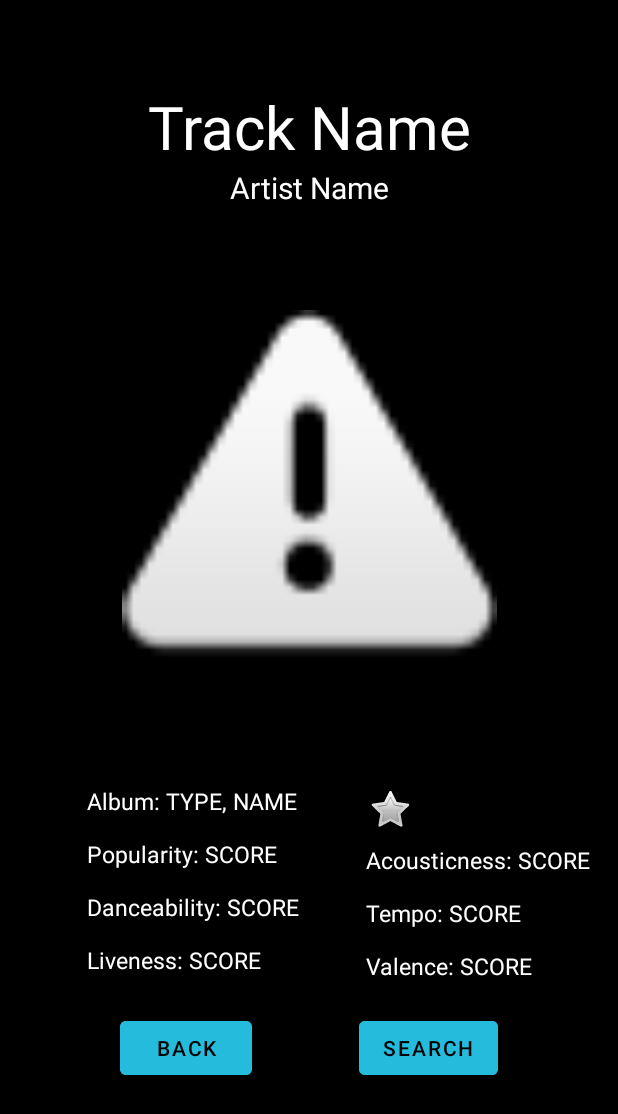
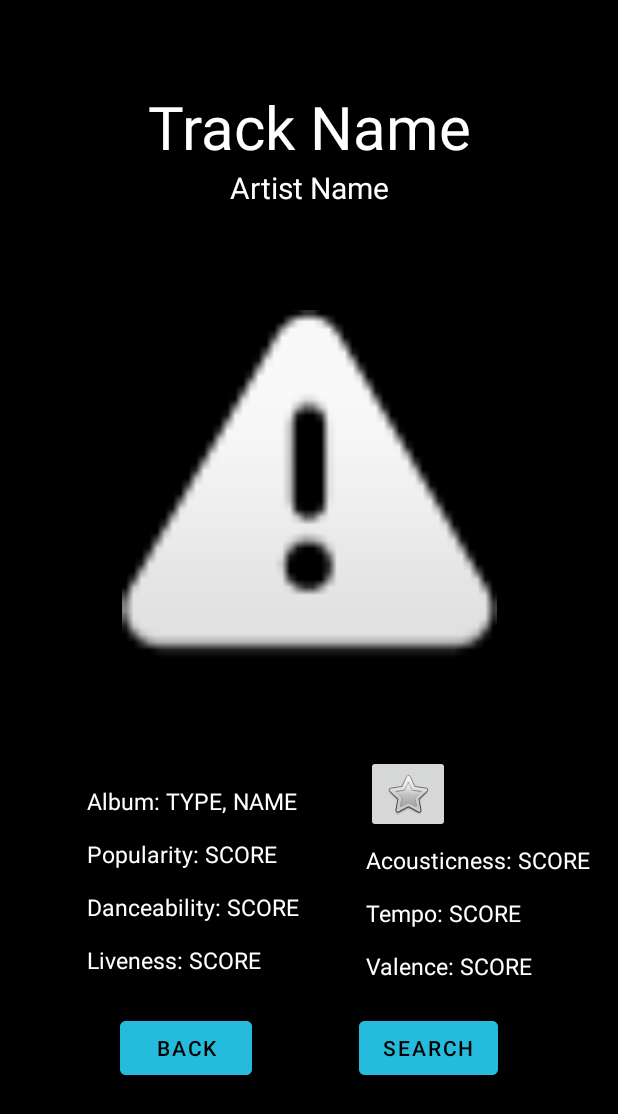
Before and after one commit to ahyeung/Inventum, an Android app: the layout activity_track_info.xml on its own in the app's theme, with its tools: preview values and no code run, on a phone screen of 412 x 824 dp. Shown: the top 1114 px of the screen. Run offline under Robolectric (Android 15) with nearby library versions, the phone set to English and light mode, and no system bars; network calls fail.

Commit message:
Added first implementation of like button functionality

```diff
--- a/app/src/main/java/com/example/inventum/invTrack.java
+++ b/app/src/main/java/com/example/inventum/invTrack.java
@@ -55,6 +55,7 @@ public class invTrack implements Serializable {
         this.loudness = loudness;
         this.instrumentalness = instrumentalness;
         this.duration_ms = duration_ms;
+        this.liked = false;
 
         BuildStrings();
 
--- a/app/src/main/res/layout/activity_track_info.xml
+++ b/app/src/main/res/layout/activity_track_info.xml
@@ -149,13 +149,15 @@
         app:layout_constraintEnd_toEndOf="parent"
         app:layout_constraintTop_toTopOf="@+id/backButton" />
 
-    <ImageView
+    <ImageButton
         android:id="@+id/likeStatus"
         android:layout_width="wrap_content"
         android:layout_height="wrap_content"
         android:layout_marginBottom="7dp"
+        android:onClick="likedClicked"
         app:layout_constraintBottom_toTopOf="@+id/trackAcousticness"
         app:layout_constraintStart_toStartOf="@+id/trackAcousticness"
         app:srcCompat="@android:drawable/btn_star_big_off" />
 
+
 </androidx.constraintlayout.widget.ConstraintLayout>
```
Also changed, not shown: app/src/main/java/com/example/inventum/TrackInfo.java (+15 -1 lines).
